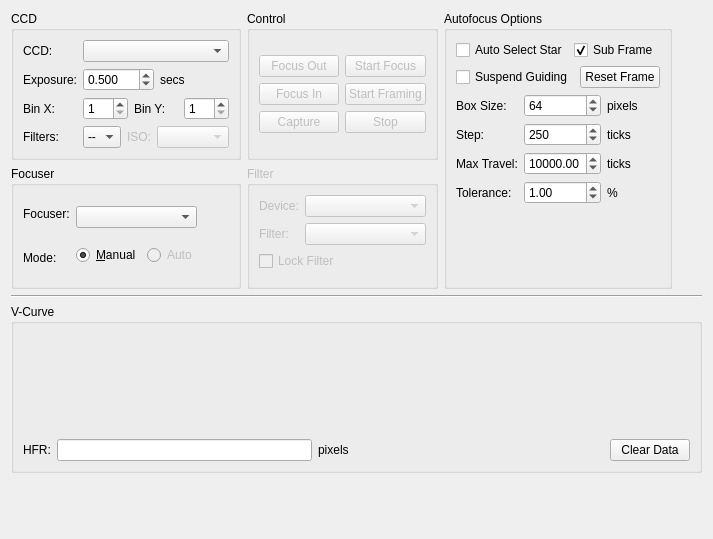
First picture: the form in kstars/ekos/focus.ui, repository KDE/kstars, before the edit.
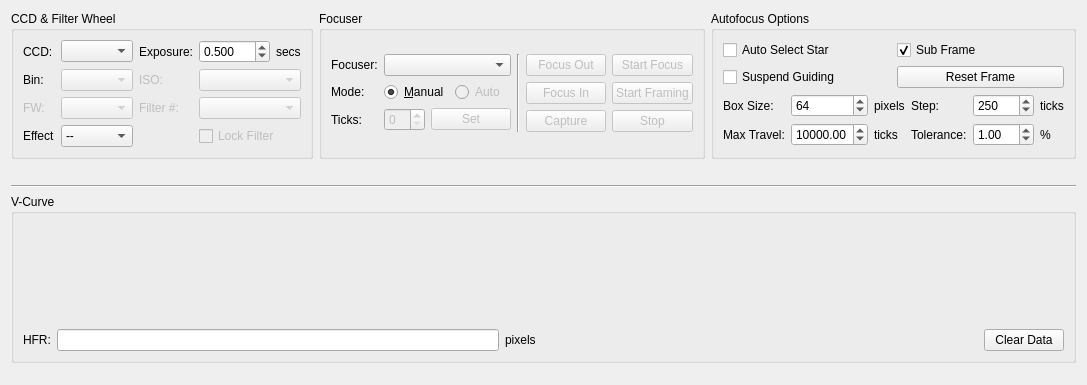
Second picture: the form after the edit. Custom widgets are drawn as their Qt base class.

Commit message: Focus GUI improvements. More to come

Diff of the .ui file:
```diff
--- a/kstars/ekos/focus.ui
+++ b/kstars/ekos/focus.ui
@@ -6,45 +6,59 @@
    <rect>
     <x>0</x>
     <y>0</y>
-    <width>713</width>
-    <height>539</height>
+    <width>1025</width>
+    <height>385</height>
    </rect>
   </property>
-  <layout class="QVBoxLayout" name="verticalLayout">
+  <layout class="QVBoxLayout" name="verticalLayout_3">
    <item>
-    <layout class="QHBoxLayout" name="horizontalLayout">
+    <layout class="QHBoxLayout" name="horizontalLayout_5">
      <item>
-      <layout class="QGridLayout" name="gridLayout_4">
-       <item row="0" column="0">
         <widget class="QGroupBox" name="ccdGroup">
          <property name="title">
-          <string>CCD</string>
-         </property>
-         <layout class="QFormLayout" name="formLayout">
-          <item row="0" column="0">
-           <widget class="QLabel" name="textLabel1_6">
+        <string>CCD &amp;&amp; Filter Wheel</string>
+       </property>
+       <layout class="QGridLayout" name="gridLayout_4">
+        <item row="3" column="1">
+         <widget class="QComboBox" name="FilterCaptureCombo">
+          <property name="enabled">
+           <bool>false</bool>
+          </property>
+         </widget>
+        </item>
+        <item row="3" column="2">
+         <widget class="QLabel" name="FilterPosLabel">
+          <property name="enabled">
+           <bool>false</bool>
+          </property>
             <property name="toolTip">
-             <string/>
+           <string>Number of images to capture</string>
             </property>
             <property name="whatsThis">
              <string/>
             </property>
             <property name="text">
-             <string>CCD:</string>
+           <string>Filter #:</string>
             </property>
            </widget>
           </item>
-          <item row="0" column="1">
-           <widget class="QComboBox" name="CCDCaptureCombo"/>
-          </item>
-          <item row="1" column="0">
-           <widget class="QLabel" name="label_7">
+        <item row="3" column="3">
+         <widget class="QComboBox" name="FilterPosCombo">
+          <property name="enabled">
+           <bool>false</bool>
+          </property>
+         </widget>
+        </item>
+        <item row="4" column="1">
+         <widget class="QComboBox" name="filterCombo">
+          <item>
             <property name="text">
-             <string>Exposure:</string>
-            </property>
-           </widget>
-          </item>
-          <item row="1" column="1">
+            <string>--</string>
+           </property>
+          </item>
+         </widget>
+        </item>
+        <item row="0" column="3">
            <layout class="QHBoxLayout" name="horizontalLayout_3">
             <item>
              <widget class="QDoubleSpinBox" name="exposureIN">
@@ -74,66 +88,67 @@
             </item>
            </layout>
           </item>
-          <item row="2" column="0">
-           <widget class="QLabel" name="label_18">
+        <item row="0" column="2">
+         <widget class="QLabel" name="label_7">
             <property name="text">
-             <string>Bin X:</string>
+           <string>Exposure:</string>
             </property>
            </widget>
           </item>
-          <item row="2" column="1">
-           <layout class="QHBoxLayout" name="horizontalLayout_5">
-            <item>
-             <widget class="QSpinBox" name="binXIN">
-              <property name="minimum">
-               <number>1</number>
-              </property>
-              <property name="maximum">
-               <number>16</number>
-              </property>
-             </widget>
-            </item>
-            <item>
-             <widget class="QLabel" name="label_19">
-              <property name="text">
-               <string>Bin Y:</string>
-              </property>
-             </widget>
-            </item>
-            <item>
-             <widget class="QSpinBox" name="binYIN">
-              <property name="minimum">
-               <number>1</number>
-              </property>
-              <property name="maximum">
-               <number>16</number>
-              </property>
-             </widget>
-            </item>
-           </layout>
-          </item>
-          <item row="3" column="0">
+        <item row="4" column="0">
            <widget class="QLabel" name="label_8">
             <property name="toolTip">
              <string>Apply filter to image after capture to enhance it</string>
             </property>
             <property name="text">
-             <string>Filters:</string>
+           <string>Effect</string>
             </property>
            </widget>
           </item>
-          <item row="3" column="1">
-           <layout class="QHBoxLayout" name="horizontalLayout_6">
-            <item>
-             <widget class="QComboBox" name="filterCombo">
-              <item>
+        <item row="3" column="0">
+         <widget class="QLabel" name="FilterCaptureLabel">
+          <property name="enabled">
+           <bool>false</bool>
+          </property>
+          <property name="toolTip">
+           <string>Filter Wheel</string>
+          </property>
+          <property name="whatsThis">
+           <string/>
+          </property>
                <property name="text">
-                <string>--</string>
-               </property>
-              </item>
-             </widget>
-            </item>
-            <item>
+           <string>FW:</string>
+          </property>
+         </widget>
+        </item>
+        <item row="0" column="0">
+         <widget class="QLabel" name="textLabel1_6">
+          <property name="toolTip">
+           <string/>
+          </property>
+          <property name="whatsThis">
+           <string/>
+          </property>
+          <property name="text">
+           <string>CCD:</string>
+          </property>
+         </widget>
+        </item>
+        <item row="1" column="3">
+         <widget class="QComboBox" name="ISOCombo">
+          <property name="enabled">
+           <bool>false</bool>
+          </property>
+         </widget>
+        </item>
+        <item row="1" column="1">
+         <widget class="QComboBox" name="binningCombo">
+          <property name="enabled">
+           <bool>false</bool>
+          </property>
+         </widget>
+        </item>
+        <item row="1" column="2">
              <widget class="QLabel" name="ISOLabel">
               <property name="enabled">
                <bool>false</bool>
@@ -143,24 +158,127 @@
               </property>
              </widget>
             </item>
-            <item>
-             <widget class="QComboBox" name="ISOCombo">
+        <item row="0" column="1">
+         <widget class="QComboBox" name="CCDCaptureCombo"/>
+        </item>
+        <item row="4" column="3">
+         <widget class="QCheckBox" name="lockFilterCheck">
               <property name="enabled">
                <bool>false</bool>
               </property>
-             </widget>
-            </item>
-           </layout>
+          <property name="toolTip">
+           <string>If locked, the focus process will always use the specified filter when performing autofocus.
+Otherwise, the autofocus process will utilize whatever filter currently set by the driver.</string>
+          </property>
+          <property name="text">
+           <string>Lock Filter</string>
+          </property>
+         </widget>
+        </item>
+        <item row="1" column="0">
+         <widget class="QLabel" name="label_18">
+          <property name="text">
+           <string>Bin:</string>
+          </property>
+         </widget>
           </item>
          </layout>
         </widget>
        </item>
-       <item row="0" column="1">
+     <item>
         <widget class="QGroupBox" name="controlGroup">
          <property name="title">
-          <string>Control</string>
-         </property>
-         <layout class="QVBoxLayout" name="verticalLayout_4">
+        <string>Focuser</string>
+       </property>
+       <layout class="QVBoxLayout" name="verticalLayout">
+        <item>
+         <layout class="QHBoxLayout" name="horizontalLayout">
+          <item>
+           <layout class="QGridLayout" name="gridLayout_3">
+            <item row="1" column="0">
+             <widget class="QLabel" name="label_15">
+              <property name="text">
+               <string>Mode:</string>
+              </property>
+             </widget>
+            </item>
+            <item row="1" column="1" colspan="2">
+             <layout class="QHBoxLayout" name="horizontalLayout_2">
+              <item>
+               <widget class="QRadioButton" name="manualModeR">
+                <property name="text">
+                 <string>&amp;Manual</string>
+                </property>
+                <property name="checked">
+                 <bool>true</bool>
+                </property>
+               </widget>
+              </item>
+              <item>
+               <widget class="QRadioButton" name="AutoModeR">
+                <property name="enabled">
+                 <bool>false</bool>
+                </property>
+                <property name="text">
+                 <string>Auto</string>
+                </property>
+               </widget>
+              </item>
+             </layout>
+            </item>
+            <item row="2" column="0">
+             <widget class="QLabel" name="label_16">
+              <property name="text">
+               <string>Ticks:</string>
+              </property>
+             </widget>
+            </item>
+            <item row="2" column="1" colspan="2">
+             <layout class="QHBoxLayout" name="horizontalLayout_9">
+              <item>
+               <widget class="QSpinBox" name="absTicksSpin">
+                <property name="enabled">
+                 <bool>false</bool>
+                </property>
+                <property name="sizePolicy">
+                 <sizepolicy hsizetype="MinimumExpanding" vsizetype="Fixed">
+                  <horstretch>0</horstretch>
+                  <verstretch>0</verstretch>
+                 </sizepolicy>
+                </property>
+               </widget>
+              </item>
+              <item>
+               <widget class="QPushButton" name="setAbsTicksB">
+                <property name="enabled">
+                 <bool>false</bool>
+                </property>
+                <property name="text">
+                 <string>Set</string>
+                </property>
+               </widget>
+              </item>
+             </layout>
+            </item>
+            <item row="0" column="0">
+             <widget class="QLabel" name="label_14">
+              <property name="text">
+               <string>Focuser:</string>
+              </property>
+             </widget>
+            </item>
+            <item row="0" column="1" colspan="2">
+             <widget class="QComboBox" name="focuserCombo"/>
+            </item>
+           </layout>
+          </item>
+          <item>
+           <widget class="Line" name="line">
+            <property name="orientation">
+             <enum>Qt::Vertical</enum>
+            </property>
+           </widget>
+          </item>
           <item>
            <layout class="QGridLayout" name="gridLayout_2">
             <item row="0" column="0">
@@ -226,166 +344,9 @@
            </layout>
           </item>
          </layout>
-        </widget>
-       </item>
-       <item row="1" column="0">
-        <widget class="QGroupBox" name="focuserGroup">
-         <property name="title">
-          <string>Focuser</string>
-         </property>
-         <layout class="QHBoxLayout" name="horizontalLayout_9">
-          <item>
-           <layout class="QVBoxLayout" name="verticalLayout_8">
-            <item>
-             <widget class="QLabel" name="label_14">
-              <property name="text">
-               <string>Focuser:</string>
-              </property>
-             </widget>
-            </item>
-            <item>
-             <widget class="QLabel" name="label_15">
-              <property name="text">
-               <string>Mode:</string>
-              </property>
-             </widget>
-            </item>
-           </layout>
-          </item>
-          <item>
-           <layout class="QVBoxLayout" name="verticalLayout_9">
-            <item>
-             <widget class="QComboBox" name="focuserCombo"/>
-            </item>
-            <item>
-             <layout class="QHBoxLayout" name="horizontalLayout_2">
-              <item>
-               <widget class="QRadioButton" name="manualModeR">
-                <property name="text">
-                 <string>&amp;Manual</string>
-                </property>
-                <property name="checked">
-                 <bool>true</bool>
-                </property>
-               </widget>
-              </item>
-              <item>
-               <widget class="QRadioButton" name="AutoModeR">
-                <property name="enabled">
-                 <bool>false</bool>
-                </property>
-                <property name="text">
-                 <string>Auto</string>
-                </property>
-               </widget>
-              </item>
-             </layout>
-            </item>
-           </layout>
-          </item>
-          <item>
-           <spacer name="horizontalSpacer_4">
-            <property name="orientation">
-             <enum>Qt::Horizontal</enum>
-            </property>
-            <property name="sizeHint" stdset="0">
-             <size>
-              <width>40</width>
-              <height>20</height>
-             </size>
-            </property>
-           </spacer>
-          </item>
-         </layout>
-        </widget>
-       </item>
-       <item row="1" column="1">
-        <widget class="QGroupBox" name="filterGroup">
-         <property name="enabled">
-          <bool>false</bool>
-         </property>
-         <property name="sizePolicy">
-          <sizepolicy hsizetype="Preferred" vsizetype="Preferred">
-           <horstretch>0</horstretch>
-           <verstretch>0</verstretch>
-          </sizepolicy>
-         </property>
-         <property name="title">
-          <string>Filter</string>
-         </property>
-         <layout class="QVBoxLayout" name="verticalLayout_7">
-          <item>
-           <layout class="QHBoxLayout" name="horizontalLayout_11" stretch="0,1">
-            <item>
-             <layout class="QVBoxLayout" name="verticalLayout_10">
-              <item>
-               <widget class="QLabel" name="textLabel1_5_3">
-                <property name="toolTip">
-                 <string/>
-                </property>
-                <property name="whatsThis">
-                 <string/>
-                </property>
-                <property name="text">
-                 <string>Device:</string>
-                </property>
-               </widget>
-              </item>
-              <item>
-               <widget class="QLabel" name="textLabel1_2_3">
-                <property name="toolTip">
-                 <string>Number of images to capture</string>
-                </property>
-                <property name="whatsThis">
-                 <string/>
-                </property>
-                <property name="text">
-                 <string>Filter:</string>
-                </property>
-               </widget>
-              </item>
-             </layout>
-            </item>
-            <item>
-             <layout class="QVBoxLayout" name="verticalLayout_11">
-              <item>
-               <widget class="QComboBox" name="FilterCaptureCombo"/>
-              </item>
-              <item>
-               <widget class="QComboBox" name="FilterPosCombo"/>
-              </item>
-             </layout>
-            </item>
-           </layout>
-          </item>
-          <item>
-           <widget class="QCheckBox" name="lockFilterCheck">
-            <property name="toolTip">
-             <string>If locked, the focus process will always use the specified filter when performing autofocus.
-Otherwise, the autofocus process will utilize whatever filter currently set by the driver.</string>
-            </property>
-            <property name="text">
-             <string>Lock Filter</string>
-            </property>
-           </widget>
-          </item>
-          <item>
-           <spacer name="verticalSpacer_4">
-            <property name="orientation">
-             <enum>Qt::Vertical</enum>
-            </property>
-            <property name="sizeHint" stdset="0">
-             <size>
-              <width>20</width>
-              <height>6</height>
-             </size>
-            </property>
-           </spacer>
-          </item>
-         </layout>
-        </widget>
-       </item>
-      </layout>
+        </item>
+       </layout>
+      </widget>
      </item>
      <item>
       <widget class="QGroupBox" name="groupBox_2">
@@ -446,6 +407,23 @@
         </item>
         <item>
          <layout class="QGridLayout" name="gridLayout">
+          <item row="0" column="0">
+           <widget class="QLabel" name="label_10">
+            <property name="whatsThis">
+             <string>Delay between two consequent focus images</string>
+            </property>
+            <property name="text">
+             <string>Box Size:</string>
+            </property>
+           </widget>
+          </item>
+          <item row="2" column="2">
+           <widget class="QLabel" name="label_9">
+            <property name="text">
+             <string>ticks</string>
+            </property>
+           </widget>
+          </item>
           <item row="0" column="1">
            <widget class="QSpinBox" name="kcfg_focusBoxSize">
             <property name="minimum">
@@ -469,16 +447,6 @@
             </property>
            </widget>
           </item>
-          <item row="1" column="0">
-           <widget class="QLabel" name="label">
-            <property name="whatsThis">
-             <string>Delay between two consequent focus images</string>
-            </property>
-            <property name="text">
-             <string>Step:</string>
-            </property>
-           </widget>
-          </item>
           <item row="2" column="1">
            <widget class="QDoubleSpinBox" name="maxTravelIN">
             <property name="minimum">
@@ -495,40 +463,14 @@
             </property>
            </widget>
           </item>
-          <item row="3" column="1">
-           <widget class="QDoubleSpinBox" name="toleranceIN">
-            <property name="minimum">
-             <double>0.010000000000000</double>
-            </property>
-            <property name="maximum">
-             <double>20.000000000000000</double>
-            </property>
-            <property name="singleStep">
-             <double>0.100000000000000</double>
-            </property>
-            <property name="value">
-             <double>1.000000000000000</double>
-            </property>
-           </widget>
-          </item>
-          <item row="3" column="2">
-           <widget class="QLabel" name="label_5">
+          <item row="2" column="0">
+           <widget class="QLabel" name="label_12">
             <property name="text">
-             <string>%</string>
+             <string>Max Travel:</string>
             </property>
            </widget>
           </item>
-          <item row="0" column="0">
-           <widget class="QLabel" name="label_10">
-            <property name="whatsThis">
-             <string>Delay between two consequent focus images</string>
-            </property>
-            <property name="text">
-             <string>Box Size:</string>
-            </property>
-           </widget>
-          </item>
-          <item row="1" column="1">
+          <item row="0" column="4">
            <widget class="QSpinBox" name="stepIN">
             <property name="minimum">
              <number>1</number>
@@ -544,51 +486,59 @@
             </property>
            </widget>
           </item>
-          <item row="1" column="2">
+          <item row="0" column="3">
+           <widget class="QLabel" name="label">
+            <property name="whatsThis">
+             <string>Delay between two consequent focus images</string>
+            </property>
+            <property name="text">
+             <string>Step:</string>
+            </property>
+           </widget>
+          </item>
+          <item row="0" column="5">
            <widget class="QLabel" name="label_3">
             <property name="text">
              <string>ticks</string>
             </property>
            </widget>
           </item>
-          <item row="2" column="0">
-           <widget class="QLabel" name="label_12">
-            <property name="text">
-             <string>Max Travel:</string>
-            </property>
-           </widget>
-          </item>
-          <item row="3" column="0">
+          <item row="2" column="3">
            <widget class="QLabel" name="label_4">
             <property name="text">
              <string>Tolerance:</string>
             </property>
            </widget>
           </item>
-          <item row="2" column="2">
-           <widget class="QLabel" name="label_9">
+          <item row="2" column="4">
+           <widget class="QDoubleSpinBox" name="toleranceIN">
+            <property name="minimum">
+             <double>0.010000000000000</double>
+            </property>
+            <property name="maximum">
+             <double>20.000000000000000</double>
+            </property>
+            <property name="singleStep">
+             <double>0.100000000000000</double>
+            </property>
+            <property name="value">
+             <double>1.000000000000000</double>
+            </property>
+           </widget>
+          </item>
+          <item row="2" column="5">
+           <widget class="QLabel" name="label_5">
             <property name="text">
-             <string>ticks</string>
+             <string>%</string>
             </property>
            </widget>
           </item>
          </layout>
         </item>
-        <item>
-         <spacer name="verticalSpacer_2">
-          <property name="orientation">
-           <enum>Qt::Vertical</enum>
-          </property>
-          <property name="sizeHint" stdset="0">
-           <size>
-            <width>20</width>
-            <height>40</height>
-           </size>
-          </property>
-         </spacer>
-        </item>
        </layout>
       </widget>
+     </item>
+    </layout>
      </item>
      <item>
       <spacer name="horizontalSpacer_2">
@@ -597,13 +547,11 @@
        </property>
        <property name="sizeHint" stdset="0">
         <size>
-         <width>40</width>
+       <width>1008</width>
          <height>20</height>
         </size>
        </property>
       </spacer>
-     </item>
-    </layout>
    </item>
    <item>
     <widget class="Line" name="line_3">
@@ -693,6 +641,9 @@
     </spacer>
    </item>
   </layout>
+  <zorder>line_3</zorder>
+  <zorder>groupBox_4</zorder>
+  <zorder>verticalSpacer_2</zorder>
  </widget>
  <customwidgets>
   <customwidget>
```
Lines whose indentation alone changed are shown as unchanged. The commit also changes 2 other files.
